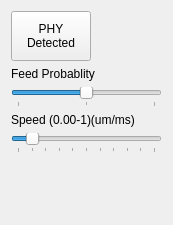
Above: App/TestPanel/TestPanel.ui from windsgo/edm_project before the change. Below: the same form after it.
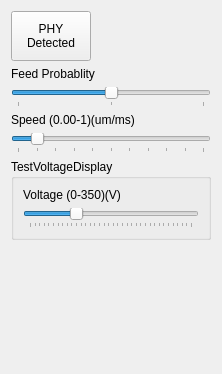
That is the form after the change.

```diff
--- a/App/TestPanel/TestPanel.ui
+++ b/App/TestPanel/TestPanel.ui
@@ -6,8 +6,8 @@
    <rect>
     <x>0</x>
     <y>0</y>
-    <width>173</width>
-    <height>225</height>
+    <width>222</width>
+    <height>374</height>
    </rect>
   </property>
   <property name="windowTitle">
@@ -21,6 +21,48 @@
      </property>
     </widget>
    </item>
+   <item row="3" column="0">
+    <widget class="QSlider" name="horizontalSlider_servo">
+     <property name="minimum">
+      <number>0</number>
+     </property>
+     <property name="maximum">
+      <number>100</number>
+     </property>
+     <property name="value">
+      <number>50</number>
+     </property>
+     <property name="orientation">
+      <enum>Qt::Horizontal</enum>
+     </property>
+     <property name="tickPosition">
+      <enum>QSlider::TicksBelow</enum>
+     </property>
+     <property name="tickInterval">
+      <number>50</number>
+     </property>
+    </widget>
+   </item>
+   <item row="2" column="0">
+    <widget class="QLabel" name="label">
+     <property name="text">
+      <string>Feed Probablity</string>
+     </property>
+    </widget>
+   </item>
+   <item row="7" column="0">
+    <spacer name="verticalSpacer">
+     <property name="orientation">
+      <enum>Qt::Vertical</enum>
+     </property>
+     <property name="sizeHint" stdset="0">
+      <size>
+       <width>20</width>
+       <height>40</height>
+      </size>
+     </property>
+    </spacer>
+   </item>
    <item row="5" column="0">
     <widget class="QSlider" name="horizontalSlider_servo_2">
      <property name="minimum">
@@ -72,47 +114,46 @@
      </property>
     </widget>
    </item>
-   <item row="3" column="0">
-    <widget class="QSlider" name="horizontalSlider_servo">
-     <property name="minimum">
-      <number>0</number>
-     </property>
-     <property name="maximum">
-      <number>100</number>
-     </property>
-     <property name="value">
-      <number>50</number>
-     </property>
-     <property name="orientation">
-      <enum>Qt::Horizontal</enum>
-     </property>
-     <property name="tickPosition">
-      <enum>QSlider::TicksBelow</enum>
-     </property>
-     <property name="tickInterval">
-      <number>50</number>
-     </property>
-    </widget>
-   </item>
-   <item row="2" column="0">
-    <widget class="QLabel" name="label">
-     <property name="text">
-      <string>Feed Probablity</string>
-     </property>
-    </widget>
-   </item>
    <item row="6" column="0">
-    <spacer name="verticalSpacer">
-     <property name="orientation">
-      <enum>Qt::Vertical</enum>
+    <widget class="QGroupBox" name="groupBox">
+     <property name="title">
+      <string>TestVoltageDisplay</string>
      </property>
-     <property name="sizeHint" stdset="0">
-      <size>
-       <width>20</width>
-       <height>40</height>
-      </size>
-     </property>
-    </spacer>
+     <layout class="QGridLayout" name="gridLayout_2">
+      <item row="1" column="0">
+       <widget class="QSlider" name="horizontalSlider_voltage">
+        <property name="minimum">
+         <number>0</number>
+        </property>
+        <property name="maximum">
+         <number>350</number>
+        </property>
+        <property name="singleStep">
+         <number>5</number>
+        </property>
+        <property name="value">
+         <number>100</number>
+        </property>
+        <property name="orientation">
+         <enum>Qt::Horizontal</enum>
+        </property>
+        <property name="tickPosition">
+         <enum>QSlider::TicksBelow</enum>
+        </property>
+        <property name="tickInterval">
+         <number>10</number>
+        </property>
+       </widget>
+      </item>
+      <item row="0" column="0">
+       <widget class="QLabel" name="label_3">
+        <property name="text">
+         <string>Voltage (0-350)(V)</string>
+        </property>
+       </widget>
+      </item>
+     </layout>
+    </widget>
    </item>
   </layout>
  </widget>
```
